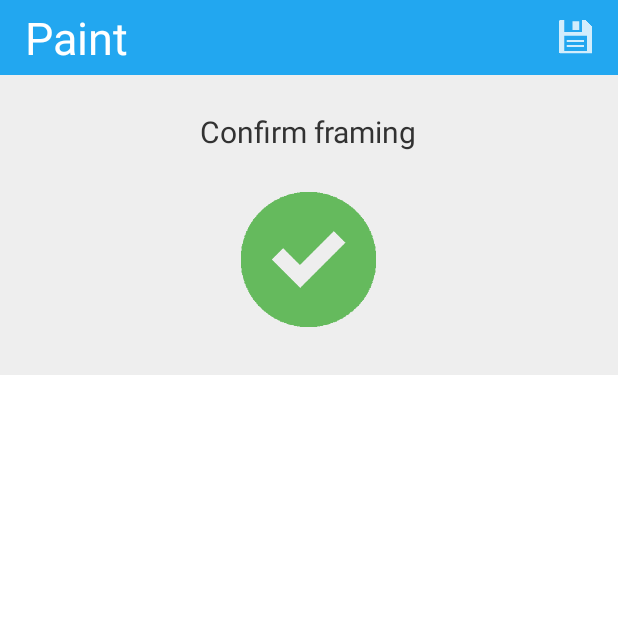
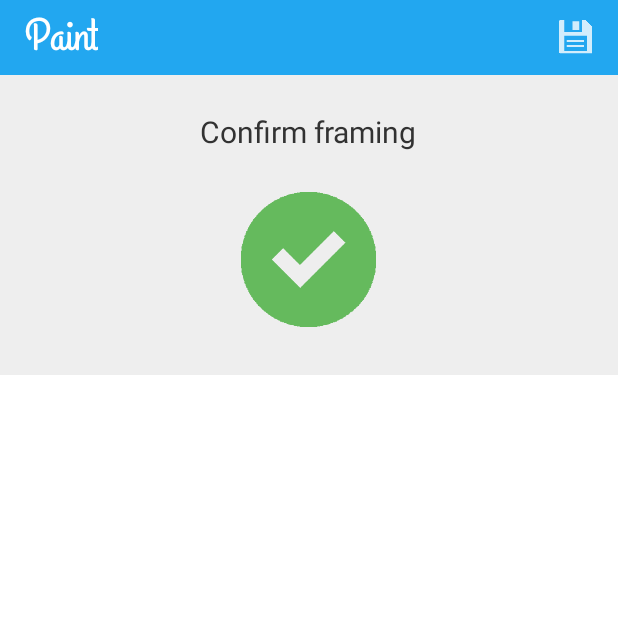
Before and after one commit to JBWills/PaintDrip, an Android app: the MapsActivity screen opened directly, with no data from a screen before it, on a phone screen of 412 x 824 dp, the top half of it. Run offline under Robolectric (Android 15) with nearby library versions, the phone set to English and light mode, and no system bars; libraries missing offline, so code that uses them is left out: afzkl.development.colorpickerview, com.parse, com.sothree.slidinguppanel; plain views replace SlidingUpPanelLayout; 8 statements that could not run were skipped.

Commit message:
Fixed font sizes for bar

```diff
--- a/app/src/main/java/edu/cmsc434/paintdrip/paintdripprototype/MapsActivity.java
+++ b/app/src/main/java/edu/cmsc434/paintdrip/paintdripprototype/MapsActivity.java
@@ -7,6 +7,7 @@ import android.content.Intent;
 import android.content.SharedPreferences;
 import android.content.res.Resources;
 import android.graphics.Bitmap;
+import android.graphics.Typeface;
 import android.location.Criteria;
 import android.location.Location;
 import android.location.LocationManager;
@@ -26,6 +27,7 @@ import android.widget.Button;
 import android.widget.ImageView;
 import android.widget.LinearLayout;
 import android.widget.RelativeLayout;
+import android.widget.TextView;
 import android.widget.Toast;
 import android.widget.ToggleButton;
 
@@ -101,6 +103,13 @@ public class MapsActivity extends FragmentActivity implements GoogleApiClient.Co
         painting = new PaintingPath();
         painting.setColor(getSelectedColor());
         drawnPolylines = new LinkedList<Polyline>();
+
+        int actionBarTitle = Resources.getSystem().getIdentifier("action_bar_title", "id", "android");
+        TextView actionBarTitleView = (TextView) getWindow().findViewById(actionBarTitle);
+        Typeface font = Typeface.createFromAsset(getAssets(), "fonts/GrandHotel-Regular.otf");
+        if(actionBarTitleView != null){
+            actionBarTitleView.setTypeface(font);
+        }
     }
 
     @Override
```
Also changed, not shown: app/src/main/java/edu/cmsc434/paintdrip/paintdripprototype/Feed/FeedActivity.java (+5 -3 lines), 2 other files.
